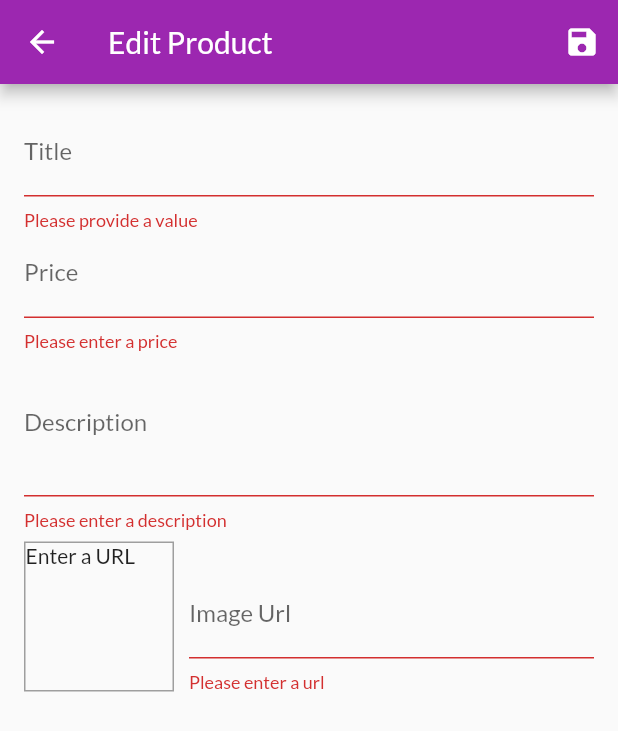
After one commit to Elvis-1/shop_app, a Flutter app: the EditProductScreen screen opened by its route, after a tap on the "save" icon, on a phone screen of 412 x 824 dp. The commit adds this screen. Shown: the top 731 px of the screen. Run offline on Flutter 3.47's test engine with Material 2 defaults, Android fonts, the phone set to English and light mode, and no system bars; network calls fail.

Commit message:
added validation

```diff
--- a/lib/main.dart
+++ b/lib/main.dart
@@ -7,6 +7,8 @@ import './screens/products_overview_screen.dart';
 import './providers/products.dart';
 import './providers/orders.dart';
 import './screens/orders_screen.dart';
+import './screens/user_products_screen.dart';
+import './screens/edit_product_screen.dart';
 
 void main() {
   runApp(MyApp());
@@ -42,6 +44,8 @@ class MyApp extends StatelessWidget {
           ProductDetailsScreen.routeName : (ctx)=> ProductDetailsScreen(),
           CartScreen.routeName: (ctx) => CartScreen(),
           OrdersScreen.routeName : (ctx)=>OrdersScreen(),
+          UserProductsScreen.routeName: (ctx) => UserProductsScreen(),
+          EditProductScreen.routeName: (ctx)=> EditProductScreen(),
         }
       ),
     );
--- a/lib/providers/products.dart
+++ b/lib/providers/products.dart
@@ -62,8 +62,16 @@ class Products with ChangeNotifier{
   //   notifyListeners();
   // }
 
-  void addProduct(){
-    //_items.add(value);
+  void addProduct(Product product){
+    final newProduct = Product(
+      title: product.title,
+      description: product.description,
+      imageUrl: product.imageUrl,
+      price: product.price,
+      id: DateTime.now().toString()
+    );
+    _items.add(newProduct);
+    // _items.insert(0, newProduct); // alternatively, at the start of the list
     notifyListeners();
   }
 }
--- /dev/null
+++ b/lib/screens/edit_product_screen.dart
@@ -0,0 +1,219 @@
+import 'package:flutter/material.dart';
+import 'package:provider/provider.dart';
+import '../providers/product.dart';
+import '../providers/products.dart';
+
+class EditProductScreen extends StatefulWidget {
+  static const routeName = '/edit-product';
+  const EditProductScreen({Key? key}) : super(key: key);
+
+  @override
+  _EditProductScreenState createState() => _EditProductScreenState();
+}
+
+class _EditProductScreenState extends State<EditProductScreen> {
+  final _priceFocusNode = FocusNode();
+  final _descriptionFocusNode = FocusNode();// this takes it to the next field when next is clicked on the soft keyboard
+  final _imageUrlController = TextEditingController();
+  final _imageUrlFocusNode = FocusNode(); // since FocusNode doesn't work with image textfields, we are setting up our own listener
+  final _form = GlobalKey<FormState>();
+  var _editedProduct = Product(
+      id: '',
+      title: '',
+      price: 0,
+      description: '',
+      imageUrl: '');
+
+  @override
+  void initState() {
+    // TODO: implement initState
+    _imageUrlFocusNode.addListener(_updateImageUrl);
+    super.initState();
+  }
+  @override
+  void dispose() { // This will help dispose the focus nodes and avoid memory leaks once the screen is off
+    // TODO: implement dispose
+    _imageUrlFocusNode.removeListener(_updateImageUrl);
+    _priceFocusNode.dispose();
+    _descriptionFocusNode.dispose();
+    _imageUrlController.dispose();
+    _imageUrlFocusNode.dispose();
+    super.dispose();
+  }
+  void _updateImageUrl(){
+    if(!_imageUrlFocusNode.hasFocus){
+      if(_imageUrlController.text.isEmpty ||
+          (!_imageUrlController.text.startsWith('http') && !_imageUrlController.text.startsWith('https'))||
+          (!_imageUrlController.text.endsWith('.png') &&
+          !_imageUrlController.text.endsWith('.jpg') &&
+          !_imageUrlController.text.endsWith('.jpeg')) ){
+        return ;
+      }
+
+      setState(() {});
+    }
+  }
+  void _saveForm(){
+     final isValid = _form.currentState!.validate(); // this will trigger all the validator
+     if(!isValid){
+       return;
+     }
+     _form.currentState!.save();
+     Provider.of<Products>(context, listen: false).addProduct(_editedProduct);
+     // set listen to false since we are not interested in all the changes that happen to product except the addproduct
+    Navigator.of(context).pop(); // this takes us to the previous page
+      // print(_editedProduct.title);
+      // print(_editedProduct.description);
+      // print(_editedProduct.price);
+      // print(_editedProduct.imageUrl);
+  }
+  @override
+  Widget build(BuildContext context) {
+    return Scaffold(
+      appBar: AppBar(
+        title: Text('Edit Product'),
+        actions: [
+          IconButton(onPressed: _saveForm, icon: Icon(Icons.save)),
+        ],
+      ),
+      body: Padding(
+        padding: const EdgeInsets.all(16.0),
+        child: Form(
+          key: _form,
+          child: ListView(
+            children: [
+              TextFormField(
+                decoration: InputDecoration(labelText:'Title'),
+              textInputAction: TextInputAction.next,
+                onFieldSubmitted:(_){
+                  FocusScope.of(context).requestFocus(_priceFocusNode);
+                },
+                validator: (value){
+                  if(value!.isEmpty){
+                    return 'Please provide a value';
+                  }
+                  return null;
+                },
+                onSaved: (value){
+                  _editedProduct = Product(
+                    title: value!,
+                    description: _editedProduct.description,
+                    imageUrl: _editedProduct.imageUrl,
+                    id: _editedProduct.id,
+                      price:_editedProduct.price
+                  );
+                },
+              ),
+              TextFormField(
+                decoration: InputDecoration(labelText:'Price'),
+                textInputAction: TextInputAction.next,
+                keyboardType: TextInputType.number,
+                focusNode: _priceFocusNode,
+                  onFieldSubmitted:(_){
+                    FocusScope.of(context).requestFocus(_descriptionFocusNode);
+                  },
+                validator: (value){
+                  if(value!.isEmpty){
+                    return 'Please enter a price';
+                  }
+                  if(double.tryParse(value) == null){
+                     return 'Please enter a valid number';
+                  }
+                  if(double.parse(value) <= 0){
+                    return 'Pls enter a number greater than zero';
+                  }
+                  return null;
+                },
+                  onSaved: (value){
+      _editedProduct = Product(
+      title: _editedProduct.title,
+      description: _editedProduct.description,
+      imageUrl: _editedProduct.imageUrl,
+      id: _editedProduct.id,
+      price:double.parse(value!), // convert to int as value is string
+      );
+      },
+              ),
+              TextFormField(
+                decoration: InputDecoration(labelText:'Description'),
+                maxLines: 3,// default lines
+                keyboardType: TextInputType.multiline,
+                focusNode: _descriptionFocusNode,
+                validator: (value){
+                  if(value!.isEmpty){
+                    return 'Please enter a description';
+                  }
+                  if(value.length < 10){
+                    return 'Should be at least 10 characters';
+                  }
+                  return null;
+                },
+                onSaved: (value){
+                  _editedProduct = Product(
+                      title: _editedProduct.title,
+                      description: value!,
+                      imageUrl: _editedProduct.imageUrl,
+                      id: _editedProduct.id,
+                      price:_editedProduct.price
+                  );
+                },
+
+              ),
+              Row(
+                crossAxisAlignment: CrossAxisAlignment.end,
+                children: [
+                  Container(
+                    width: 100,
+                    height: 100,
+                    margin: EdgeInsets.only(top: 8, right: 10),
+                    decoration: BoxDecoration(
+                      border: Border.all(
+                          width: 1,
+                          color: Colors.grey),
+                    ),
+                    child:
+                    _imageUrlController.text.isEmpty ? Text('Enter a URL') :
+                    FittedBox(child: Image.network(_imageUrlController.text, fit: BoxFit.cover,),),
+                  ),
+                  Expanded(
+                    child: TextFormField(
+                      decoration: InputDecoration(labelText: 'Image Url'),
+                      keyboardType: TextInputType.url,
+                      textInputAction: TextInputAction.done,
+                      controller: _imageUrlController,// this will help us get the value before the form is submited
+                      focusNode: _imageUrlFocusNode,
+                      onFieldSubmitted: (_){
+                        _saveForm();
+                      },
+                      validator: (value){
+                        if(value!.isEmpty){
+                          return 'Please enter a url';
+                        }
+                        if(!value.startsWith('http') && !value.startsWith('https')){
+                          return 'Please enter a valid url ';
+                        }
+                        if(!value.endsWith('.png') || !value.endsWith('.jpg') || !value.endsWith('.jpeg')){
+                          return '';
+                        }
+                        return null;
+                      },
+                      onSaved: (value){
+                        _editedProduct = Product(
+                            title: _editedProduct.title,
+                            description: _editedProduct.description,
+                            imageUrl: value!,
+                            id: _editedProduct.id,
+                            price:_editedProduct.price
+                        );
+                      },
+                    ),
+                  ),
+                ],
+              ),
+            ],
+          ),
+        ),
+      ),
+    );
+  }
+}
--- a/lib/widget/app_drawer.dart
+++ b/lib/widget/app_drawer.dart
@@ -1,5 +1,6 @@
 import 'package:flutter/material.dart';
 import '../screens/orders_screen.dart';
+import '../screens/user_products_screen.dart';
 
 class AppDrawer extends StatelessWidget {
   const AppDrawer({Key? key}) : super(key: key);
@@ -28,6 +29,16 @@ class AppDrawer extends StatelessWidget {
             onTap: (){
               Navigator.of(context).pushReplacementNamed(OrdersScreen.routeName);
             },
+
+          ),
+          Divider(),
+          ListTile(
+            leading: Icon(Icons.edit),
+            title: Text('Manage Your Products'),
+            onTap: (){
+              Navigator.of(context).pushReplacementNamed(UserProductsScreen.routeName);
+            },
+
           ),
         ],
       ),
--- /dev/null
+++ b/lib/widget/user_product_item.dart
@@ -0,0 +1,26 @@
+import 'package:flutter/material.dart';
+
+class UserProductItem extends StatelessWidget {
+  final String title;
+  final String imageUrl;
+  const UserProductItem(this.title, this.imageUrl) : super();
+
+  @override
+  Widget build(BuildContext context) {
+    return ListTile(
+      title:Text(title),
+      leading: CircleAvatar(
+        backgroundImage: NetworkImage(imageUrl),
+      ),
+      trailing: Container(
+        width: 100,
+        child: Row(
+          children: [
+            IconButton(onPressed: (){}, icon: Icon(Icons.edit), color: Theme.of(context).primaryColor,),
+            IconButton(onPressed: (){}, icon: Icon(Icons.delete), color: Theme.of(context).errorColor,)
+          ],
+        ),
+      ),
+    );
+  }
+}
```
Also changed, not shown: lib/providers/cart.dart (+18 -0 lines), lib/screens/user_products_screen.dart (added, +42 -0 lines), lib/widget/cart_item.dart (+17 -0 lines), lib/widget/product_item.dart (+9 -1 lines), 1 other file.
